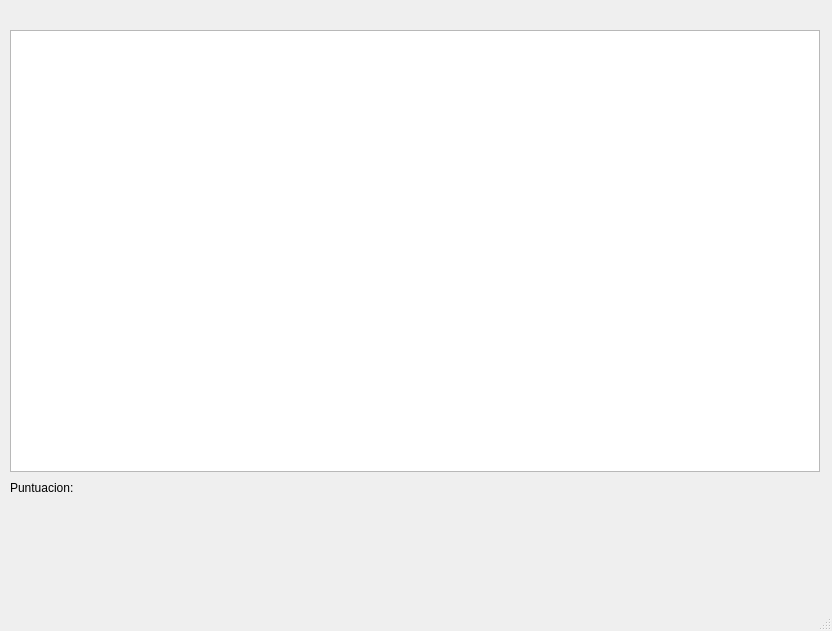
First picture: the form in Código/proyecto_final/mainwindow.ui, repository pablomg99/Proyecto_final, before the edit.
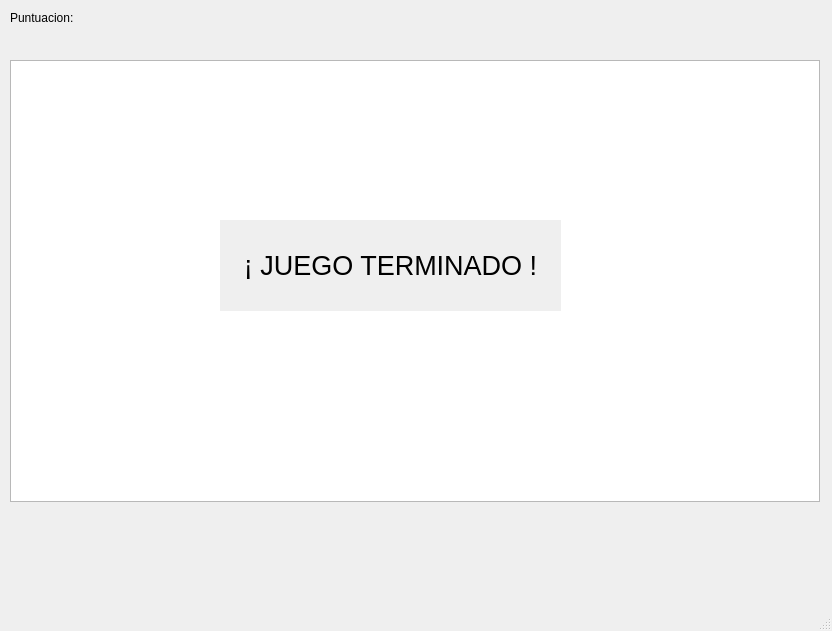
Second picture: the form after the edit.

The edit to the form file:
```diff
--- a/Código/proyecto_final/mainwindow.ui
+++ b/Código/proyecto_final/mainwindow.ui
@@ -18,7 +18,7 @@
     <property name="geometry">
      <rect>
       <x>10</x>
-      <y>30</y>
+      <y>60</y>
       <width>810</width>
       <height>442</height>
      </rect>
@@ -28,8 +28,8 @@
     <property name="geometry">
      <rect>
       <x>10</x>
-      <y>480</y>
-      <width>151</width>
+      <y>10</y>
+      <width>531</width>
       <height>16</height>
      </rect>
     </property>
@@ -37,6 +37,45 @@
      <string>Puntuacion:</string>
     </property>
    </widget>
+   <widget class="QWidget" name="terminarJuegoWidget" native="true">
+    <property name="geometry">
+     <rect>
+      <x>170</x>
+      <y>140</y>
+      <width>451</width>
+      <height>251</height>
+     </rect>
+    </property>
+    <property name="font">
+     <font>
+      <pointsize>10</pointsize>
+     </font>
+    </property>
+    <widget class="QLabel" name="terminarJuegoLbl">
+     <property name="geometry">
+      <rect>
+       <x>50</x>
+       <y>80</y>
+       <width>341</width>
+       <height>91</height>
+      </rect>
+     </property>
+     <property name="font">
+      <font>
+       <pointsize>20</pointsize>
+      </font>
+     </property>
+     <property name="autoFillBackground">
+      <bool>true</bool>
+     </property>
+     <property name="text">
+      <string>¡ JUEGO TERMINADO !</string>
+     </property>
+     <property name="alignment">
+      <set>Qt::AlignCenter</set>
+     </property>
+    </widget>
+   </widget>
   </widget>
   <widget class="QMenuBar" name="menubar">
    <property name="geometry">
```
